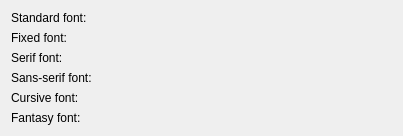
The window that src/util/xsd/wkfontswidget.ui (0xd34df00d/leechcraft) describes before a commit, drawn with Qt 5.
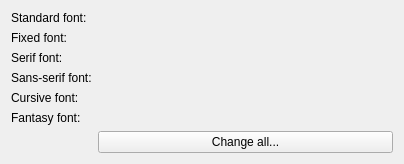
The same window after the commit. Custom widgets are drawn as their Qt base class.

Commit message: [Util] Support changing all fonts at once.

What changed in the file:
```diff
--- a/src/util/xsd/wkfontswidget.ui
+++ b/src/util/xsd/wkfontswidget.ui
@@ -6,8 +6,8 @@
    <rect>
     <x>0</x>
     <y>0</y>
-    <width>403</width>
-    <height>120</height>
+    <width>404</width>
+    <height>147</height>
    </rect>
   </property>
   <property name="windowTitle">
@@ -74,6 +74,13 @@
    <item row="5" column="1">
     <widget class="LeechCraft::Util::FontChooserWidget" name="FantasyChooser_" native="true"/>
    </item>
+   <item row="6" column="1">
+    <widget class="QPushButton" name="ChangeAll_">
+     <property name="text">
+      <string>Change all...</string>
+     </property>
+    </widget>
+   </item>
   </layout>
  </widget>
  <customwidgets>
```
The commit also changes 2 other files.
